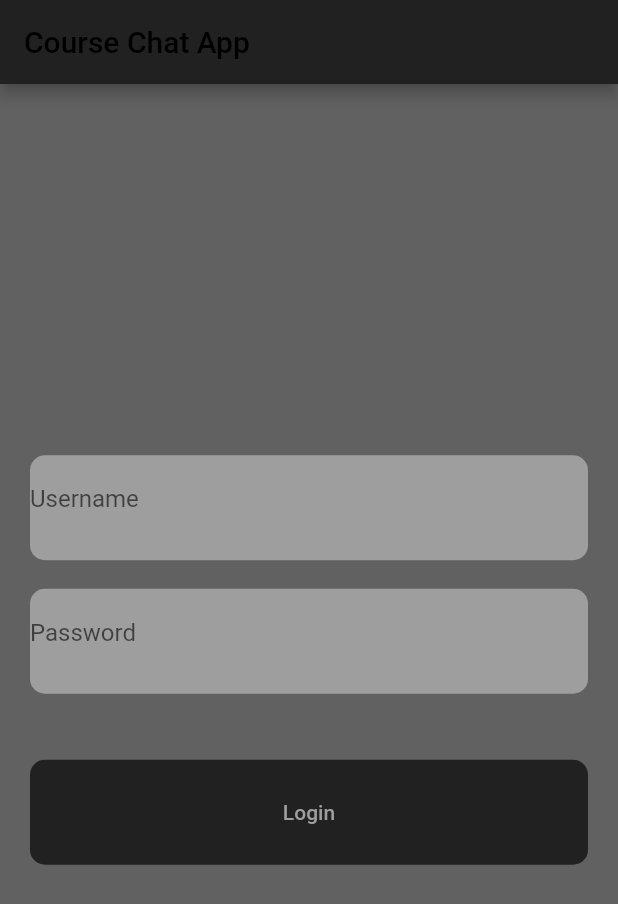
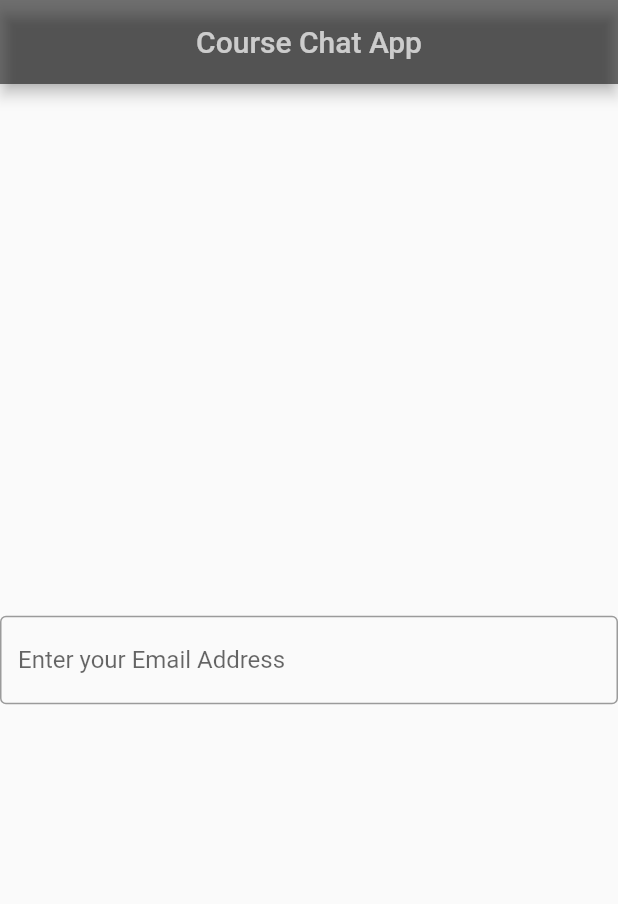
Before and after one commit to tusharbansal22/CS200-Chat-App, a Flutter app: the screen it shows after launch, on a phone screen of 412 x 824 dp. Shown: the top 904 px of the screen. Run offline on Flutter 3.47's test engine with Material 2 defaults, Android fonts, the phone set to English and light mode, and no system bars; our stand-ins replace supabase_flutter; accounts and stored records are empty.

Commit message:
added the register screen and the email input

```diff
--- a/lib/main.dart
+++ b/lib/main.dart
@@ -1,32 +1,36 @@
 import 'package:chat/screens/home.dart';
 import 'package:chat/screens/login.dart';
+import 'package:chat/screens/register.dart';
 import 'package:flutter/material.dart';
 import 'package:supabase_flutter/supabase_flutter.dart';
+
 Future<void> main() async {
   await Supabase.initialize(
     url: 'https://qzllztxvkogyfjebfpjr.supabase.co',
-    anonKey: 'eyJhbGciOiJIUzI1NiIsInR5cCI6IkpXVCJ9.eyJpc3MiOiJzdXBhYmFzZSIsInJlZiI6InF6bGx6dHh2a29neWZqZWJmcGpyIiwicm9sZSI6ImFub24iLCJpYXQiOjE2NzgyMTYwMjQsImV4cCI6MTk5Mzc5MjAyNH0.sGtNZqRvtiR3I1rAgcMeiuAzIvpsCxxc_uEEC9lAWH4',
+    anonKey:
+        'eyJhbGciOiJIUzI1NiIsInR5cCI6IkpXVCJ9.eyJpc3MiOiJzdXBhYmFzZSIsInJlZiI6InF6bGx6dHh2a29neWZqZWJmcGpyIiwicm9sZSI6ImFub24iLCJpYXQiOjE2NzgyMTYwMjQsImV4cCI6MTk5Mzc5MjAyNH0.sGtNZqRvtiR3I1rAgcMeiuAzIvpsCxxc_uEEC9lAWH4',
   );
   runApp(MyApp());
 }
 
-
 class MyApp extends StatelessWidget {
-   const MyApp({super.key});
+  const MyApp({super.key});
   @override
   Widget build(BuildContext context) {
     final supabase = Supabase.instance.client;
     return MaterialApp(
       title: 'Flutter Demo',
+      debugShowCheckedModeBanner: false,
       theme: ThemeData(
         primarySwatch: Colors.grey,
       ),
       routes: {
-        'home':(context)=>Home(),
-        'login':(context)=>Login()
-
+        'home': (context) => Home(),
+        'login': (context) => Login(),
+        'register': (context) => RegisterScreen()
       },
-      initialRoute: supabase.auth.currentUser != null?'home':'login',
+      // initialRoute: supabase.auth.currentUser != null?'home':'login',
+      initialRoute: 'register',
     );
   }
 }
--- /dev/null
+++ b/lib/screens/register.dart
@@ -0,0 +1,44 @@
+import 'package:flutter/material.dart';
+
+class RegisterScreen extends StatefulWidget {
+  const RegisterScreen({Key? key}) : super(key: key);
+
+  @override
+  State<RegisterScreen> createState() => _RegisterScreenState();
+}
+
+class _RegisterScreenState extends State<RegisterScreen> {
+  String email = '';
+  String password = '';
+  String rollNo = '';
+
+  @override
+  Widget build(BuildContext context) {
+    return Scaffold(
+        appBar: AppBar(
+          title: Text(
+            'Course Chat App',
+            style: TextStyle(color: Colors.white70),
+          ),
+          backgroundColor: Colors.black54,
+          centerTitle: true,
+        ),
+        body: Container(
+          child: Column(
+            mainAxisAlignment: MainAxisAlignment.center,
+            children: [
+              TextField(
+                onChanged: (value) {
+                  email = value;
+                },
+                keyboardType: TextInputType.emailAddress,
+                decoration: InputDecoration(
+                  border: OutlineInputBorder(),
+                  labelText: 'Enter your Email Address',
+                ),
+              )
+            ],
+          ),
+        ));
+  }
+}
```
